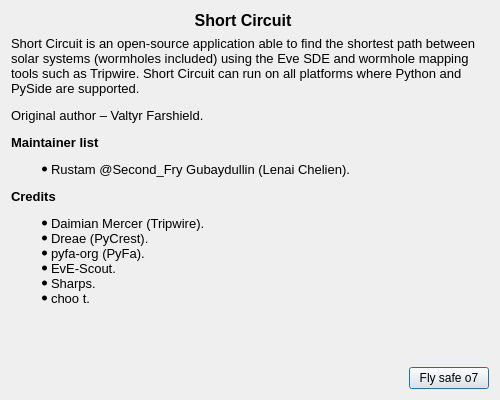
Above: resources/ui/gui_about.ui from secondfry/shortcircuit before the change. Below: the same form after it.
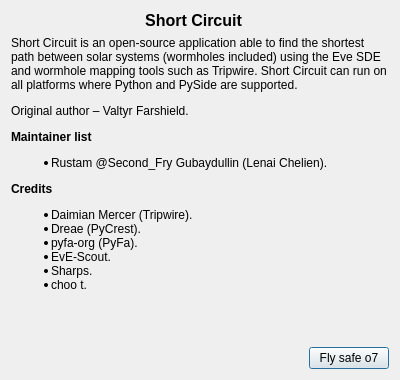
That is the form after the change. Icons and pictures are not drawn.

The edit to the form file:
```diff
--- a/resources/ui/gui_about.ui
+++ b/resources/ui/gui_about.ui
@@ -6,8 +6,8 @@
    <rect>
     <x>0</x>
     <y>0</y>
-    <width>500</width>
-    <height>400</height>
+    <width>400</width>
+    <height>380</height>
    </rect>
   </property>
   <property name="sizePolicy">
@@ -18,14 +18,14 @@
   </property>
   <property name="minimumSize">
    <size>
-    <width>500</width>
-    <height>400</height>
+    <width>400</width>
+    <height>380</height>
    </size>
   </property>
   <property name="font">
    <font>
     <family>Segoe UI</family>
-    <pointsize>10</pointsize>
+    <pointsize>9</pointsize>
    </font>
   </property>
   <property name="windowTitle">
```
